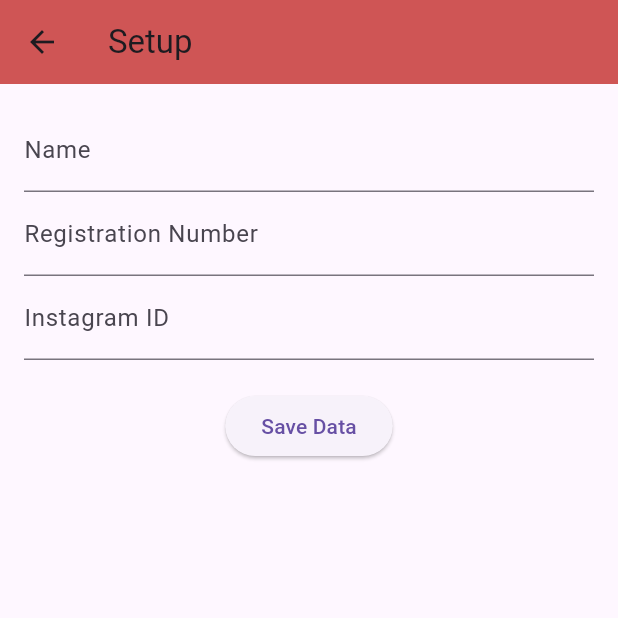
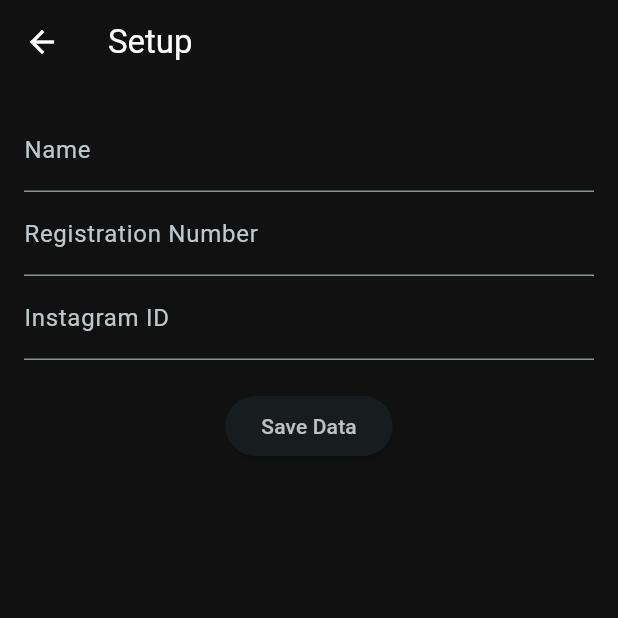
Before and after one commit to IM-TechieScientist/pookiedex, a Flutter app: the screen it shows after launch, after a tap on "Next", on a phone screen of 412 x 824 dp, the top half of it. Run offline on Flutter 3.47's test engine with Material 3 defaults, Android fonts, the phone set to English and light mode, and no system bars; our stand-ins replace flex_color_scheme, qr_flutter, shared_preferences, sqflite; missing offline and left inert: flutter_barcode_scanner; accounts and stored records are empty.

Commit message:
Added theming

```diff
--- a/lib/main.dart
+++ b/lib/main.dart
@@ -7,6 +7,8 @@ import 'package:pookiedex_connect/pages/setup_page1.dart';
 import 'package:shared_preferences/shared_preferences.dart';
 import 'dart:io';
 import 'package:pookiedex_connect/database_helper.dart';
+import 'package:pookiedex_connect/theme.dart';
+import 'package:flex_color_scheme/flex_color_scheme.dart';
 void main() {
   runApp(MyApp());
 }
@@ -33,8 +35,9 @@ class _MyAppState extends State<MyApp> {
   @override
   Widget build(BuildContext context) {
     return MaterialApp(
+      debugShowCheckedModeBanner: false,
       title: 'Conditional Navigation App',
-      theme: ThemeData(primarySwatch: Colors.blue),
+      theme: FlexThemeData.dark(scheme: FlexScheme.deepOrangeM3),
       home: FutureBuilder<bool>(
         future: _checkSetupStatus(),
         builder: (context, snapshot) {
--- a/lib/pages/connect_page.dart
+++ b/lib/pages/connect_page.dart
@@ -26,7 +26,7 @@ class _ConnectPageState extends State<ConnectPage> {
     return Scaffold(
       appBar: AppBar(
         title: Text("Connect"),
-        backgroundColor: Color.fromARGB(255, 207, 85, 85),
+        // backgroundColor: Color.fromARGB(255, 207, 85, 85),
       ),
       body: Center(
         child: Column(
--- a/lib/pages/home_page.dart
+++ b/lib/pages/home_page.dart
@@ -38,7 +38,7 @@ class _HomePageState extends State<HomePage> {
     return Scaffold(
       body: _pages[_selectedIndex],
       bottomNavigationBar: BottomNavigationBar(
-        backgroundColor: Color.fromARGB(255, 207, 85, 85),
+        // backgroundColor: Color.fromARGB(255, 207, 85, 85),
         currentIndex: _selectedIndex,
         onTap: (index) {
           setState(() {
--- a/lib/pages/setup_page2.dart
+++ b/lib/pages/setup_page2.dart
@@ -27,7 +27,7 @@ class _SetupPageState extends State<SetupPage> {
     return Scaffold(
       appBar: AppBar(
         title: Text("Setup"),
-        backgroundColor: Color.fromARGB(255, 207, 85, 85),
+        // backgroundColor: Color.fromARGB(255, 207, 85, 85),
       ),
       body: Padding(
         padding: const EdgeInsets.all(16.0),
--- a/pubspec.yaml
+++ b/pubspec.yaml
@@ -15,6 +15,7 @@ dependencies:
   path: ^1.8.0
   path_provider: ^2.0.1
   shared_preferences: ^2.0.0
+  flex_color_scheme: ^7.3.1
 dev_dependencies:
   flutter_test:
     sdk: flutter
```
Also changed, not shown: lib/theme.dart (deleted), pubspec.lock.
